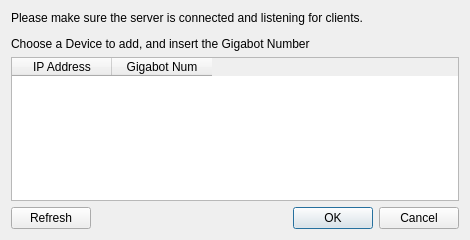
Above: qt/addmachinewindow.ui from re3Dprinting/touchscreen before the change. Below: the same form after it.
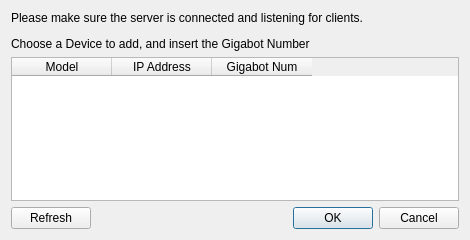
That is the form after the change.

Commit message: model added to addmachine window

```diff
--- a/qt/addmachinewindow.ui
+++ b/qt/addmachinewindow.ui
@@ -35,6 +35,14 @@
    </item>
    <item>
     <widget class="QTableWidget" name="Devices">
+     <column>
+      <property name="text">
+       <string>Model</string>
+      </property>
+      <property name="textAlignment">
+       <set>AlignCenter</set>
+      </property>
+     </column>
      <column>
       <property name="text">
        <string>IP Address</string>
```
The commit also changes 2 other files.
